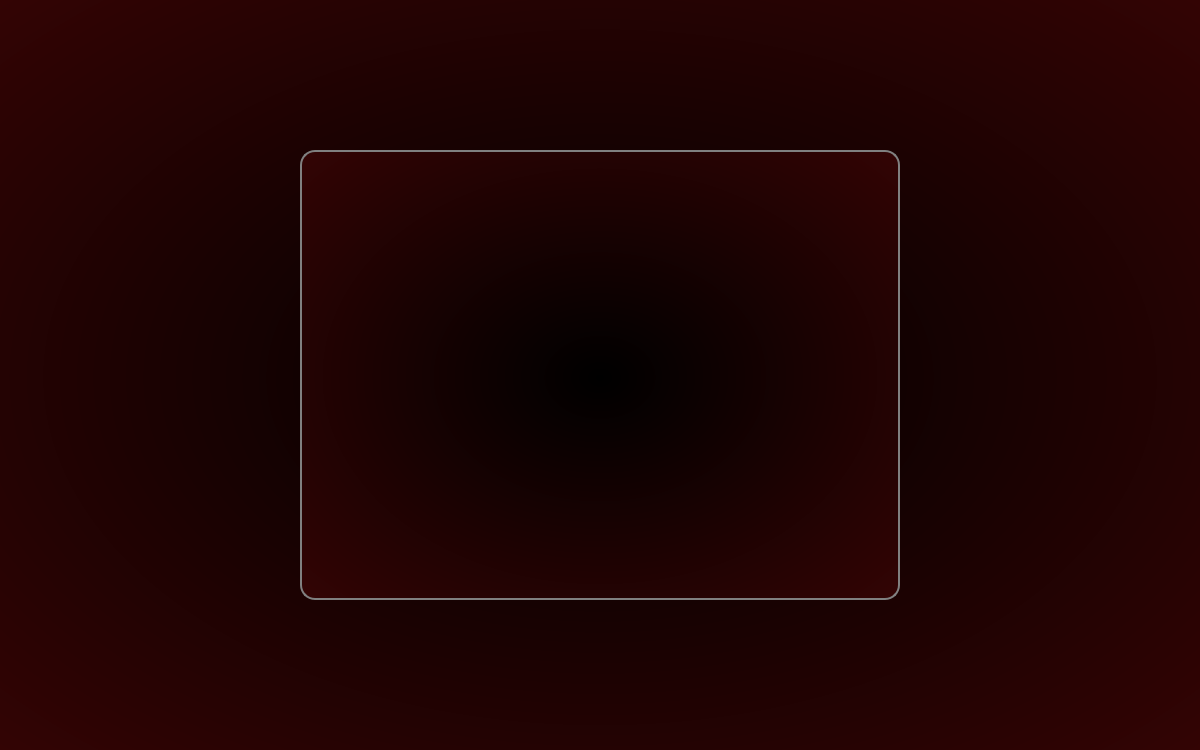
The window that admin.ui (PokharelAditya/MovieMaestro) describes before a commit, drawn with Qt 5.
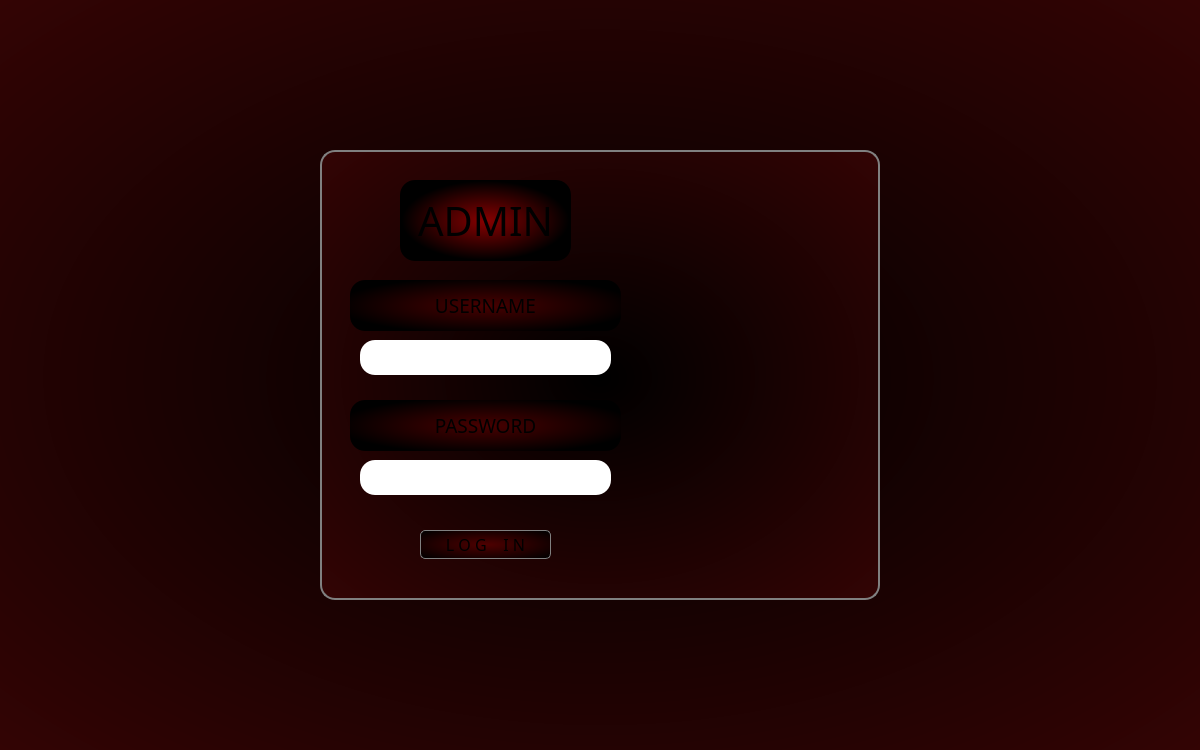
The same window after the commit. Icons and pictures are not drawn.

Commit message: Version 1 - Admin Updated by Aditya

Patch:
```diff
--- a/admin.ui
+++ b/admin.ui
@@ -10,6 +10,12 @@
     <height>750</height>
    </rect>
   </property>
+  <property name="sizePolicy">
+   <sizepolicy hsizetype="Preferred" vsizetype="Preferred">
+    <horstretch>0</horstretch>
+    <verstretch>0</verstretch>
+   </sizepolicy>
+  </property>
   <property name="minimumSize">
    <size>
     <width>1200</width>
@@ -34,12 +40,33 @@
   <widget class="QGroupBox" name="AdminGroupBox">
    <property name="geometry">
     <rect>
-     <x>300</x>
+     <x>320</x>
      <y>150</y>
-     <width>600</width>
+     <width>560</width>
      <height>450</height>
     </rect>
    </property>
+   <property name="sizePolicy">
+    <sizepolicy hsizetype="Preferred" vsizetype="Preferred">
+     <horstretch>0</horstretch>
+     <verstretch>0</verstretch>
+    </sizepolicy>
+   </property>
+   <property name="minimumSize">
+    <size>
+     <width>560</width>
+     <height>450</height>
+    </size>
+   </property>
+   <property name="maximumSize">
+    <size>
+     <width>560</width>
+     <height>450</height>
+    </size>
+   </property>
+   <property name="layoutDirection">
+    <enum>Qt::LeftToRight</enum>
+   </property>
    <property name="autoFillBackground">
     <bool>false</bool>
    </property>
@@ -56,6 +83,213 @@
    <property name="alignment">
     <set>Qt::AlignCenter</set>
    </property>
+   <widget class="QLabel" name="label">
+    <property name="geometry">
+     <rect>
+      <x>80</x>
+      <y>30</y>
+      <width>171</width>
+      <height>81</height>
+     </rect>
+    </property>
+    <property name="font">
+     <font>
+      <family>Stencil</family>
+      <pointsize>30</pointsize>
+      <bold>false</bold>
+     </font>
+    </property>
+    <property name="focusPolicy">
+     <enum>Qt::NoFocus</enum>
+    </property>
+    <property name="contextMenuPolicy">
+     <enum>Qt::DefaultContextMenu</enum>
+    </property>
+    <property name="autoFillBackground">
+     <bool>false</bool>
+    </property>
+    <property name="styleSheet">
+     <string notr="true">background:none;
+background-color:qradialgradient(spread:pad, cx:0.5, cy:0.5, radius:0.655, fx:0.5, fy:0.506, stop:0 rgba(135, 0, 0, 255), stop:0.746479 rgba(0, 0, 0, 255));
+border:none;</string>
+    </property>
+    <property name="lineWidth">
+     <number>0</number>
+    </property>
+    <property name="text">
+     <string>ADMIN</string>
+    </property>
+    <property name="scaledContents">
+     <bool>false</bool>
+    </property>
+    <property name="alignment">
+     <set>Qt::AlignCenter</set>
+    </property>
+    <property name="wordWrap">
+     <bool>false</bool>
+    </property>
+   </widget>
+   <widget class="QLabel" name="label_2">
+    <property name="geometry">
+     <rect>
+      <x>30</x>
+      <y>130</y>
+      <width>271</width>
+      <height>51</height>
+     </rect>
+    </property>
+    <property name="font">
+     <font>
+      <family>Stencil</family>
+      <pointsize>14</pointsize>
+      <bold>false</bold>
+     </font>
+    </property>
+    <property name="focusPolicy">
+     <enum>Qt::NoFocus</enum>
+    </property>
+    <property name="contextMenuPolicy">
+     <enum>Qt::DefaultContextMenu</enum>
+    </property>
+    <property name="autoFillBackground">
+     <bool>false</bool>
+    </property>
+    <property name="styleSheet">
+     <string notr="true">background:none;
+background-color:qradialgradient(spread:pad, cx:0.5, cy:0.5, radius:0.557, fx:0.5, fy:0.506, stop:0 rgba(72, 0, 0, 255), stop:1 rgba(0, 0, 0, 255));
+border:none;</string>
+    </property>
+    <property name="lineWidth">
+     <number>0</number>
+    </property>
+    <property name="text">
+     <string>USERNAME</string>
+    </property>
+    <property name="alignment">
+     <set>Qt::AlignCenter</set>
+    </property>
+    <property name="wordWrap">
+     <bool>false</bool>
+    </property>
+   </widget>
+   <widget class="QLabel" name="label_3">
+    <property name="geometry">
+     <rect>
+      <x>30</x>
+      <y>250</y>
+      <width>271</width>
+      <height>51</height>
+     </rect>
+    </property>
+    <property name="font">
+     <font>
+      <family>Stencil</family>
+      <pointsize>14</pointsize>
+      <bold>false</bold>
+     </font>
+    </property>
+    <property name="focusPolicy">
+     <enum>Qt::NoFocus</enum>
+    </property>
+    <property name="contextMenuPolicy">
+     <enum>Qt::DefaultContextMenu</enum>
+    </property>
+    <property name="autoFillBackground">
+     <bool>false</bool>
+    </property>
+    <property name="styleSheet">
+     <string notr="true">background:none;
+background-color:qradialgradient(spread:pad, cx:0.5, cy:0.5, radius:0.557, fx:0.5, fy:0.506, stop:0 rgba(72, 0, 0, 255), stop:1 rgba(0, 0, 0, 255));
+border:none;</string>
+    </property>
+    <property name="lineWidth">
+     <number>0</number>
+    </property>
+    <property name="text">
+     <string>PASSWORD</string>
+    </property>
+    <property name="alignment">
+     <set>Qt::AlignCenter</set>
+    </property>
+    <property name="wordWrap">
+     <bool>false</bool>
+    </property>
+   </widget>
+   <widget class="QLineEdit" name="lineEdit">
+    <property name="geometry">
+     <rect>
+      <x>40</x>
+      <y>190</y>
+      <width>251</width>
+      <height>35</height>
+     </rect>
+    </property>
+    <property name="font">
+     <font>
+      <family>Imprint MT Shadow</family>
+      <pointsize>14</pointsize>
+     </font>
+    </property>
+    <property name="styleSheet">
+     <string notr="true">background:none;
+border:none;</string>
+    </property>
+    <property name="alignment">
+     <set>Qt::AlignCenter</set>
+    </property>
+   </widget>
+   <widget class="QLineEdit" name="lineEdit_2">
+    <property name="geometry">
+     <rect>
+      <x>40</x>
+      <y>310</y>
+      <width>251</width>
+      <height>35</height>
+     </rect>
+    </property>
+    <property name="font">
+     <font>
+      <family>Imprint MT Shadow</family>
+      <pointsize>14</pointsize>
+     </font>
+    </property>
+    <property name="styleSheet">
+     <string notr="true">background:none;
+border:none;</string>
+    </property>
+    <property name="alignment">
+     <set>Qt::AlignCenter</set>
+    </property>
+   </widget>
+   <widget class="QPushButton" name="pushButton">
+    <property name="geometry">
+     <rect>
+      <x>100</x>
+      <y>380</y>
+      <width>131</width>
+      <height>29</height>
+     </rect>
+    </property>
+    <property name="font">
+     <font>
+      <family>Stencil</family>
+      <pointsize>12</pointsize>
+      <bold>false</bold>
+     </font>
+    </property>
+    <property name="cursor">
+     <cursorShape>PointingHandCursor</cursorShape>
+    </property>
+    <property name="styleSheet">
+     <string notr="true">background:none;
+border:1px solid gray;
+border-radius:5px;
+background-color:qradialgradient(spread:pad, cx:0.5, cy:0.5, radius:0.874, fx:0.5, fy:0.506, stop:0 rgba(79, 0, 0, 255), stop:0.784038 rgba(0, 0, 0, 255));</string>
+    </property>
+    <property name="text">
+     <string>L O G    I N</string>
+    </property>
+   </widget>
   </widget>
  </widget>
  <resources/>
```
Left out of the diff: 4 changed lines with no effect on the pictures. The commit also changes 12 other files.
